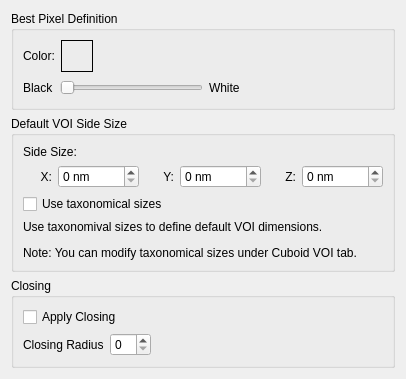
Above: App/Settings/SeedGrowSegmentation/SettingsPanel.ui from FelixdelasPozas/EspINA before the change. Below: the same form after it.
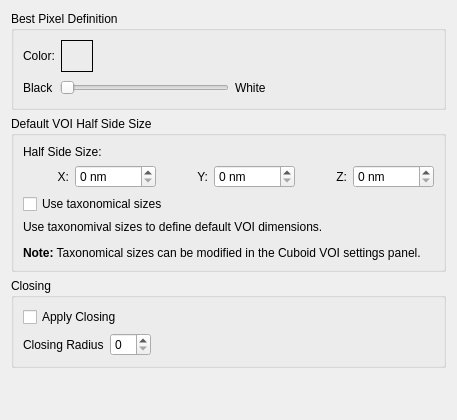
That is the form after the change.

Commit message: Misc fixes and aesthetic corrections in settings dialogs.

The edit to the form file:
```diff
--- a/App/Settings/SeedGrowSegmentation/SettingsPanel.ui
+++ b/App/Settings/SeedGrowSegmentation/SettingsPanel.ui
@@ -6,8 +6,8 @@
    <rect>
     <x>0</x>
     <y>0</y>
-    <width>406</width>
-    <height>353</height>
+    <width>457</width>
+    <height>420</height>
    </rect>
   </property>
   <property name="windowTitle">
@@ -111,13 +111,13 @@
    <item>
     <widget class="QGroupBox" name="groupBox_2">
      <property name="title">
-      <string>Default VOI Side Size</string>
+      <string>Default VOI Half Side Size</string>
      </property>
      <layout class="QVBoxLayout" name="verticalLayout_4">
       <item>
        <widget class="QLabel" name="label">
         <property name="text">
-         <string>Side Size:</string>
+         <string>Half Side Size:</string>
         </property>
        </widget>
       </item>
@@ -207,11 +207,14 @@
          <number>1</number>
         </property>
         <property name="text">
-         <string>&lt;html&gt;&lt;head/&gt;&lt;body&gt;&lt;p&gt;Use taxonomival sizes to define default VOI dimensions.&lt;/p&gt;&lt;p&gt;Note: You can modify taxonomical sizes under Cuboid VOI tab.&lt;/p&gt;&lt;/body&gt;&lt;/html&gt;</string>
+         <string>&lt;html&gt;&lt;head/&gt;&lt;body&gt;&lt;p&gt;Use taxonomival sizes to define default VOI dimensions.&lt;/p&gt;&lt;p&gt;&lt;span style=&quot; font-weight:600;&quot;&gt;Note:&lt;/span&gt; Taxonomical sizes can be modified in the Cuboid VOI settings panel.&lt;/p&gt;&lt;/body&gt;&lt;/html&gt;</string>
         </property>
         <property name="textFormat">
          <enum>Qt::RichText</enum>
         </property>
+        <property name="wordWrap">
+         <bool>true</bool>
+        </property>
        </widget>
       </item>
      </layout>
```
The commit also changes 10 other files.
